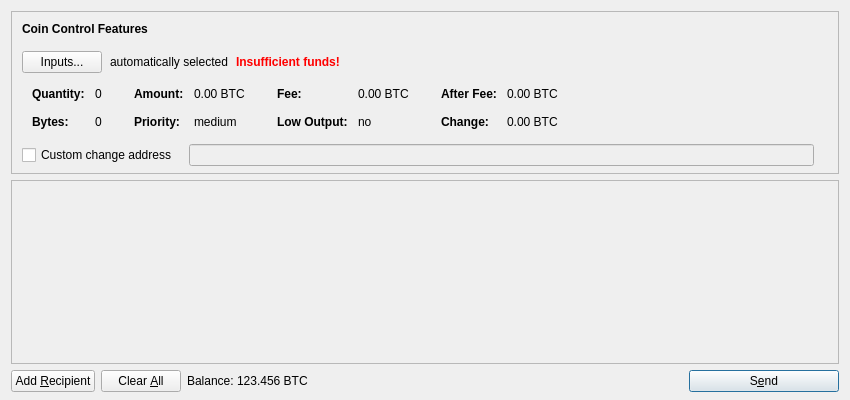
Above: src/qt/forms/sendcoinsdialog.ui from raffermeko/bitcoin before the change. Below: the same form after it.
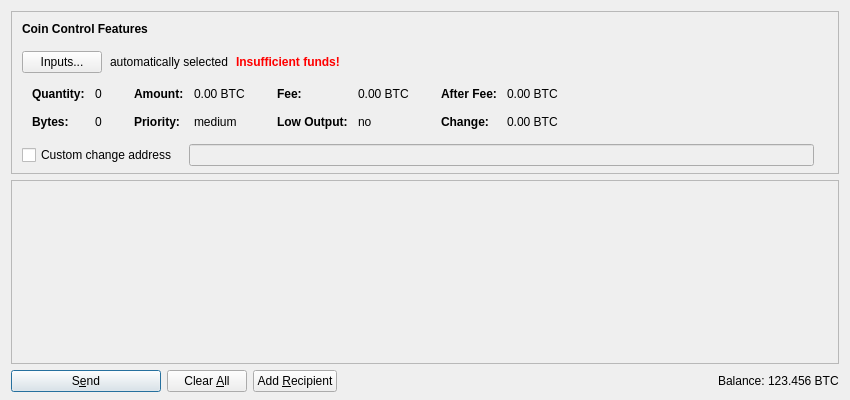
That is the form after the change. Icons and pictures are not drawn. Custom widgets are drawn as their Qt base class.

Commit message: [Qt] minor receive tab improvements

```diff
--- a/src/qt/forms/sendcoinsdialog.ui
+++ b/src/qt/forms/sendcoinsdialog.ui
@@ -657,19 +657,25 @@
    <item>
     <layout class="QHBoxLayout" name="horizontalLayout">
      <item>
-      <widget class="QPushButton" name="addButton">
+      <widget class="QPushButton" name="sendButton">
+       <property name="minimumSize">
+        <size>
+         <width>150</width>
+         <height>0</height>
+        </size>
+       </property>
        <property name="toolTip">
         <string>Send to multiple recipients at once</string>
        </property>
        <property name="text">
-        <string>Add &amp;Recipient</string>
+        <string>S&amp;end</string>
        </property>
        <property name="icon">
         <iconset resource="../bitcoin.qrc">
          <normaloff>:/icons/add</normaloff>:/icons/add</iconset>
        </property>
-       <property name="autoDefault">
-        <bool>false</bool>
+       <property name="default">
+        <bool>true</bool>
        </property>
       </widget>
      </item>
@@ -699,6 +705,36 @@
        </property>
       </widget>
      </item>
+     <item>
+      <widget class="QPushButton" name="addButton">
+       <property name="toolTip">
+        <string>Send to multiple recipients at once</string>
+       </property>
+       <property name="text">
+        <string>Add &amp;Recipient</string>
+       </property>
+       <property name="icon">
+        <iconset resource="../bitcoin.qrc">
+         <normaloff>:/icons/add</normaloff>:/icons/add</iconset>
+       </property>
+       <property name="autoDefault">
+        <bool>false</bool>
+       </property>
+      </widget>
+     </item>
+     <item>
+      <spacer name="horizontalSpacer">
+       <property name="orientation">
+        <enum>Qt::Horizontal</enum>
+       </property>
+       <property name="sizeHint" stdset="0">
+        <size>
+         <width>40</width>
+         <height>20</height>
+        </size>
+       </property>
+      </spacer>
+     </item>
      <item>
       <layout class="QHBoxLayout" name="horizontalLayout_2">
        <property name="spacing">
@@ -726,42 +762,6 @@
        </item>
       </layout>
      </item>
-     <item>
-      <spacer name="horizontalSpacer">
-       <property name="orientation">
-        <enum>Qt::Horizontal</enum>
-       </property>
-       <property name="sizeHint" stdset="0">
-        <size>
-         <width>40</width>
-         <height>20</height>
-        </size>
-       </property>
-      </spacer>
-     </item>
-     <item>
-      <widget class="QPushButton" name="sendButton">
-       <property name="minimumSize">
-        <size>
-         <width>150</width>
-         <height>0</height>
-        </size>
-       </property>
-       <property name="toolTip">
-        <string>Confirm the send action</string>
-       </property>
-       <property name="text">
-        <string>S&amp;end</string>
-       </property>
-       <property name="icon">
-        <iconset resource="../bitcoin.qrc">
-         <normaloff>:/icons/send</normaloff>:/icons/send</iconset>
-       </property>
-       <property name="default">
-        <bool>true</bool>
-       </property>
-      </widget>
-     </item>
     </layout>
    </item>
   </layout>
```
Left out of the diff: 4 changed lines with no effect on the pictures. The commit also changes 4 other files.
